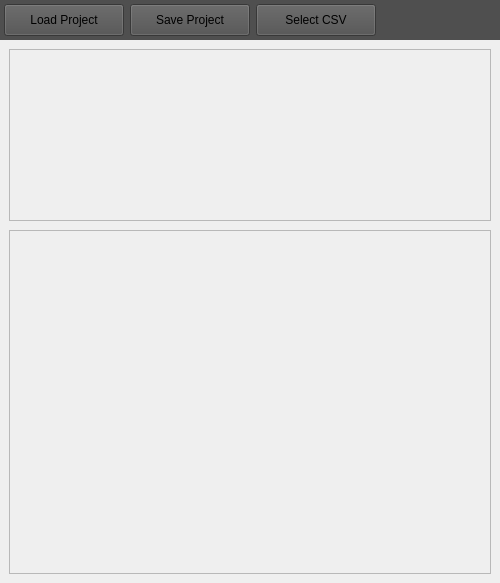
willmh93/SonaeLabelMaker, file src/pageoptions.ui: the form before one commit.
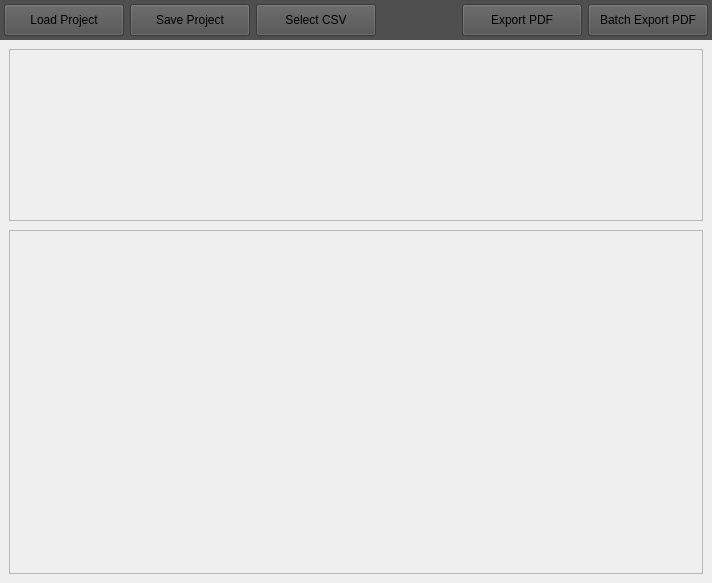
The form after the commit. Icons and pictures are not drawn.

Commit message: - PDF batch export (multi-page & .tar) - Add barcodes - Embed fonts - Second logo - Better "active list" focus - Deployed

Patch:
```diff
--- a/src/pageoptions.ui
+++ b/src/pageoptions.ui
@@ -6,7 +6,7 @@
    <rect>
     <x>0</x>
     <y>0</y>
-    <width>500</width>
+    <width>712</width>
     <height>583</height>
    </rect>
   </property>
@@ -200,6 +200,32 @@
           </property>
          </spacer>
         </item>
+        <item>
+         <widget class="QPushButton" name="pdf_btn">
+          <property name="minimumSize">
+           <size>
+            <width>120</width>
+            <height>32</height>
+           </size>
+          </property>
+          <property name="text">
+           <string>Export PDF</string>
+          </property>
+         </widget>
+        </item>
+        <item>
+         <widget class="QPushButton" name="batch_pdf_btn">
+          <property name="minimumSize">
+           <size>
+            <width>120</width>
+            <height>32</height>
+           </size>
+          </property>
+          <property name="text">
+           <string>Batch Export PDF</string>
+          </property>
+         </widget>
+        </item>
        </layout>
       </widget>
      </item>
```
The commit also changes 30 other files.
